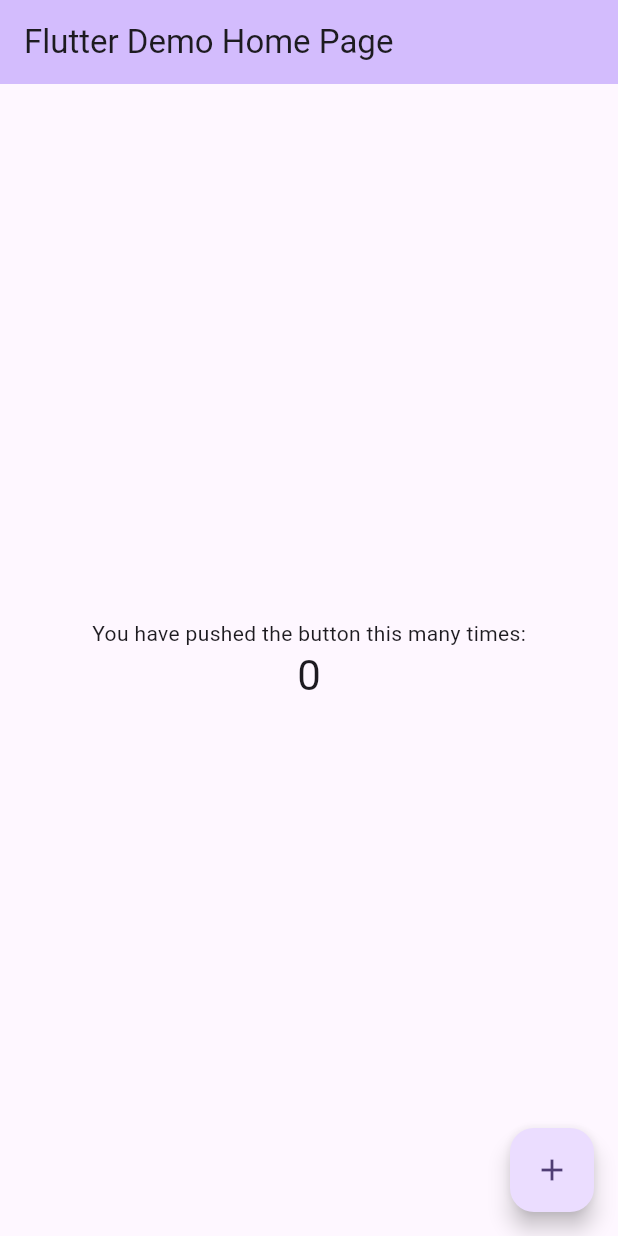
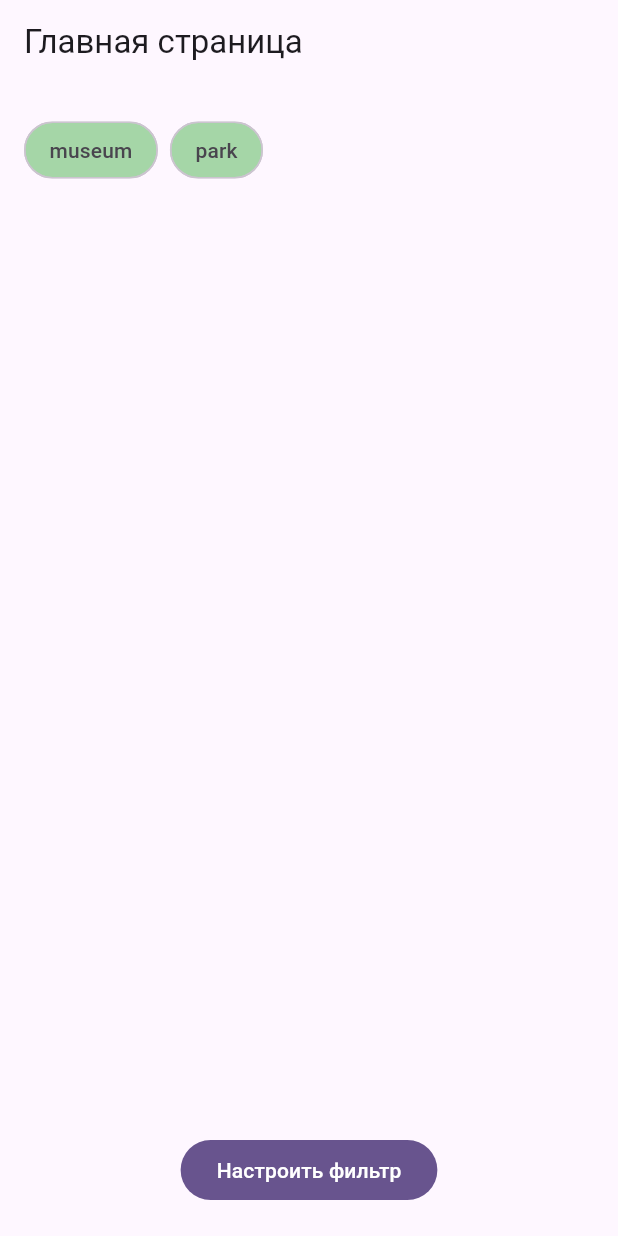
Before and after one commit to internetova/widget_data_transfer_tutorial, a Flutter app: the screen it shows after launch, on a phone screen of 412 x 824 dp. Run offline on Flutter 3.47's test engine with Material 2 defaults, Android fonts, the phone set to English and light mode, and no system bars.

Commit message:
добавлен базовый пример всё в одном виджете

```diff
--- /dev/null
+++ b/lib/features/home/presentation/pages/home_page.dart
@@ -0,0 +1,81 @@
+import 'package:flutter/material.dart';
+import 'package:widget_data_transfer_tutorial/features/search_filter/entity/search_filter_entity.dart';
+import 'package:widget_data_transfer_tutorial/features/search_filter/presentation/pages/filter_page.dart';
+
+/// Главная страница
+class HomePage extends StatefulWidget {
+  final SearchFilterEntity filter;
+
+  const HomePage({Key? key, required this.filter}) : super(key: key);
+
+  @override
+  State<HomePage> createState() => _HomePageState();
+}
+
+class _HomePageState extends State<HomePage> {
+  /// Фильтр пользователя
+  late SearchFilterEntity _userFilter;
+
+  @override
+  void initState() {
+    super.initState();
+
+    _userFilter = widget.filter;
+  }
+
+  @override
+  Widget build(BuildContext context) {
+    return Scaffold(
+      appBar: AppBar(
+        title: const Text('Главная страница'),
+      ),
+      body: Padding(
+        padding: const EdgeInsets.symmetric(vertical: 20, horizontal: 16),
+        child: Column(
+          crossAxisAlignment: CrossAxisAlignment.start,
+          children: [
+            Wrap(
+              spacing: 8,
+              runSpacing: 8,
+              children: _userFilter.categories
+                  .map(
+                    (e) => Chip(
+                      label: Text(e.name),
+                      backgroundColor: Colors.green[200],
+                      shape: const StadiumBorder(),
+                    ),
+                  )
+                  .toList(),
+            ),
+            Expanded(
+              child: Align(
+                alignment: Alignment.bottomCenter,
+                child: FilledButton(
+                  onPressed: () => _goToFilterSettings(_userFilter),
+                  child: const Text('Настроить фильтр'),
+                ),
+              ),
+            ),
+          ],
+        ),
+      ),
+    );
+  }
+
+  /// Перейти на страницу настройки фильтра
+  Future<void> _goToFilterSettings(SearchFilterEntity filter) async {
+    final newFilter = await Navigator.of(context).push<SearchFilterEntity>(
+      MaterialPageRoute(
+        builder: (context) => FilterPage(
+          filter: filter,
+        ),
+      ),
+    );
+
+    if (newFilter != null) {
+      setState(() {
+        _userFilter = newFilter;
+      });
+    }
+  }
+}
--- /dev/null
+++ b/lib/features/search_filter/entity/category_type_entity.dart
@@ -0,0 +1,4 @@
+/// Категории для фильтра поиска
+enum CategoryTypeEntity {
+  hotel, restaurant, park,  museum, cafe, particular,
+}
--- /dev/null
+++ b/lib/features/search_filter/entity/search_filter_entity.dart
@@ -0,0 +1,11 @@
+import 'package:widget_data_transfer_tutorial/features/search_filter/entity/category_type_entity.dart';
+
+/// Сущность фильтр
+///
+/// Предназначена для передачи данных между экранами
+/// Сейчас у фильтра есть только категории, но на практике тут могут быть и другие настройки
+class SearchFilterEntity {
+  final List<CategoryTypeEntity> categories;
+
+  const SearchFilterEntity(this.categories);
+}
--- a/lib/main.dart
+++ b/lib/main.dart
@@ -1,4 +1,6 @@
 import 'package:flutter/material.dart';
+import 'package:widget_data_transfer_tutorial/features/home/presentation/pages/home_page.dart';
+import 'package:widget_data_transfer_tutorial/mock.dart';
 
 void main() {
   runApp(const MyApp());
@@ -16,54 +18,8 @@ class MyApp extends StatelessWidget {
         colorScheme: ColorScheme.fromSeed(seedColor: Colors.deepPurple),
         useMaterial3: true,
       ),
-      home: const MyHomePage(title: 'Flutter Demo Home Page'),
-    );
-  }
-}
-
-class MyHomePage extends StatefulWidget {
-  const MyHomePage({super.key, required this.title});
-
-  final String title;
-
-  @override
-  State<MyHomePage> createState() => _MyHomePageState();
-}
-
-class _MyHomePageState extends State<MyHomePage> {
-  int _counter = 0;
-
-  void _incrementCounter() {
-    setState(() {
-      _counter++;
-    });
-  }
-
-  @override
-  Widget build(BuildContext context) {
-    return Scaffold(
-      appBar: AppBar(
-        backgroundColor: Theme.of(context).colorScheme.inversePrimary,
-        title: Text(widget.title),
-      ),
-      body: Center(
-        child: Column(
-          mainAxisAlignment: MainAxisAlignment.center,
-          children: <Widget>[
-            const Text(
-              'You have pushed the button this many times:',
-            ),
-            Text(
-              '$_counter',
-              style: Theme.of(context).textTheme.headlineMedium,
-            ),
-          ],
-        ),
-      ),
-      floatingActionButton: FloatingActionButton(
-        onPressed: _incrementCounter,
-        tooltip: 'Increment',
-        child: const Icon(Icons.add),
+      home: const HomePage(
+        filter: MockData.searchFilter,
       ),
     );
   }
--- /dev/null
+++ b/lib/mock.dart
@@ -0,0 +1,11 @@
+import 'package:widget_data_transfer_tutorial/features/search_filter/entity/category_type_entity.dart';
+import 'package:widget_data_transfer_tutorial/features/search_filter/entity/search_filter_entity.dart';
+
+/// Моковые данные для примера
+class MockData {
+  /// Дефолтные настройки фильтра
+  static const searchFilter = SearchFilterEntity([
+    CategoryTypeEntity.museum,
+    CategoryTypeEntity.park,
+  ]);
+}
```
Also changed, not shown: lib/features/search_filter/presentation/pages/filter_page.dart (added, +104 -0 lines), 2 other files.
